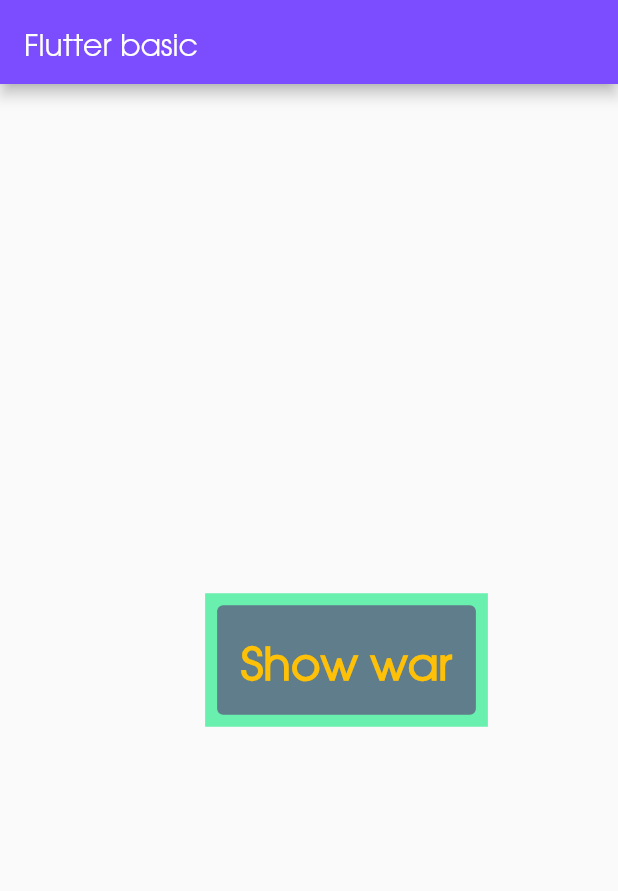
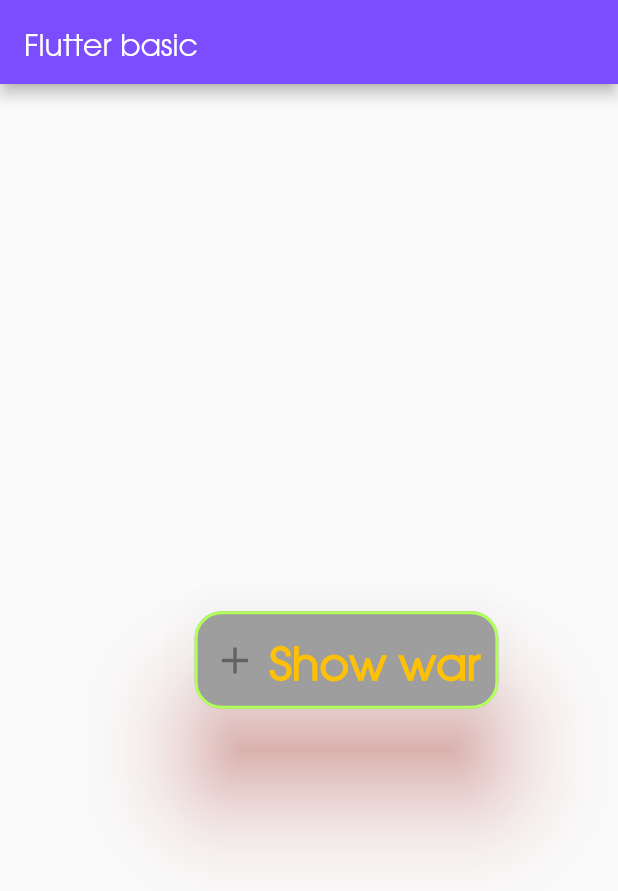
Before and after one commit to trunglemobiledev/flutterlearn, a Flutter app: the screen it shows after launch, on a phone screen of 412 x 824 dp. Shown: the top 891 px of the screen. Run offline on Flutter 3.47's test engine with Material 2 defaults, Android fonts, the phone set to English and light mode, and no system bars.

Commit message:
41 TextButton style disable state, shadow, radius

```diff
--- a/lib/main.dart
+++ b/lib/main.dart
@@ -32,25 +32,32 @@
     // Card :
     return Center(
       child: Container(
-        color: Colors.greenAccent,
         margin: const EdgeInsets.only(left: 50),
         child: Padding(
-          padding: const EdgeInsets.all(8.0),
-          child: TextButton(
-              onPressed: () => print("Hello"),
+          padding: const EdgeInsets.all(11.0),
+          child: TextButton.icon(
+              icon: const Icon(Icons.add, size: 30), // Icon cho button
+              onPressed: null, // Set null để disable button
+              // onPressed: () => print("Hello"),
               style: TextButton.styleFrom(
-                  minimumSize: const Size(120, 60),
+                  padding: const EdgeInsets.all(12.0),
+                  shape: RoundedRectangleBorder(
+                      borderRadius: BorderRadius.circular(18)),
+                  // minimumSize: const Size(120, 60),
+                  elevation: 30, // Shadows
+                  shadowColor: Colors.red.withOpacity(1), // Shadows
+                  side: const BorderSide(
+                      width: 2, color: Colors.lightGreenAccent), // Màu viền
                   foregroundColor: Colors.greenAccent,
-                  backgroundColor: Colors.blueGrey),
-              child: const Padding(
-                padding: EdgeInsets.all(8.0),
-                child: Text(
-                  'Show war',
-                  style: TextStyle(
-                      color: Colors.amber,
-                      fontSize: 30.0,
-                      fontWeight: FontWeight.w800),
-                ),
+                  backgroundColor: Colors.blueGrey,
+                  //   Style khi disable
+                  disabledBackgroundColor: Colors.grey),
+              label: const Text(
+                'Show war',
+                style: TextStyle(
+                    color: Colors.amber,
+                    fontSize: 30.0,
+                    fontWeight: FontWeight.w800),
               )),
         ),
       ),
```
